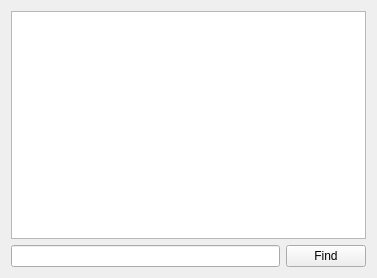
cburschka/lyx, file src/frontends/qt4/ui/PreambleUi.ui: the form before one commit.
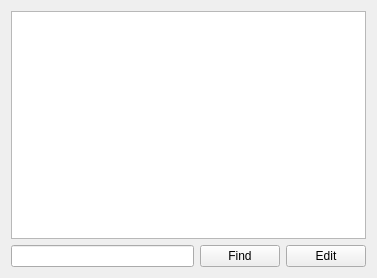
The form after the commit.

```diff
--- a/src/frontends/qt4/ui/PreambleUi.ui
+++ b/src/frontends/qt4/ui/PreambleUi.ui
@@ -39,7 +39,14 @@
      </property>
     </widget>
    </item>
-   <item row="0" column="0" colspan="2">
+   <item row="1" column="2">
+    <widget class="QPushButton" name="editPB">
+     <property name="text">
+      <string>Edit</string>
+     </property>
+    </widget>
+   </item>
+   <item row="0" column="0" colspan="3">
     <widget class="QTextEdit" name="preambleTE">
      <property name="acceptRichText">
       <bool>false</bool>
```
